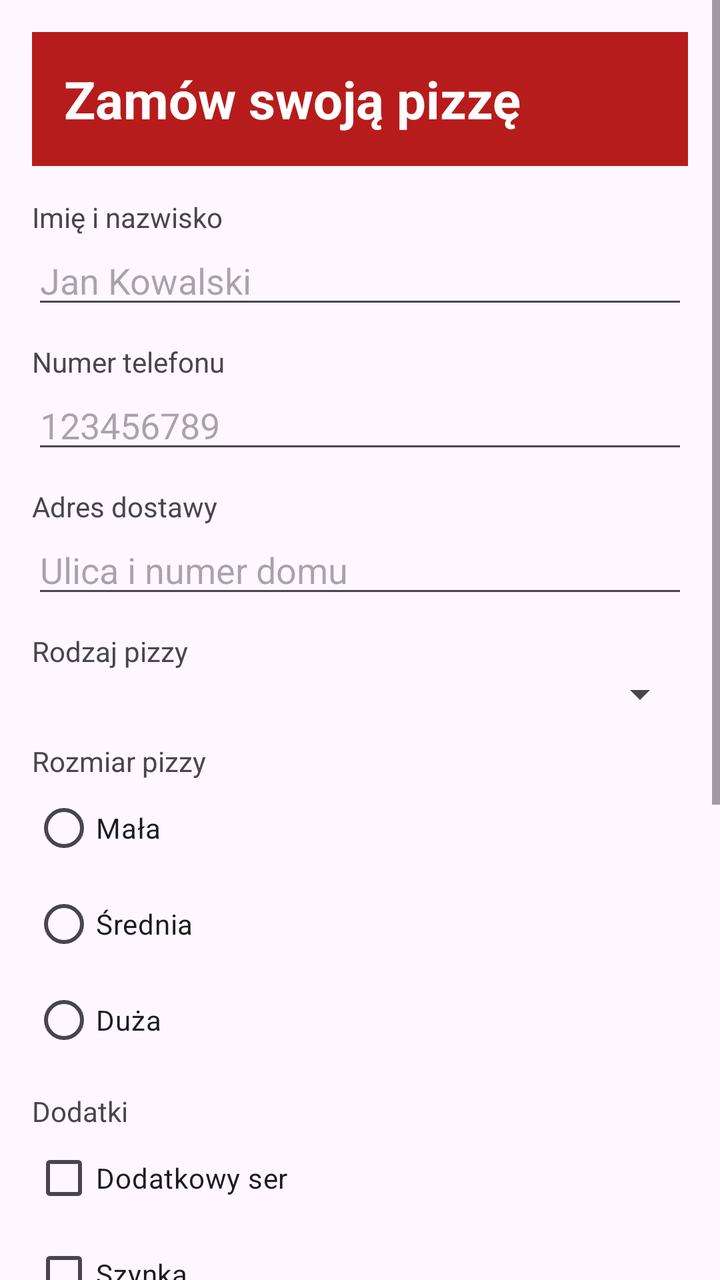
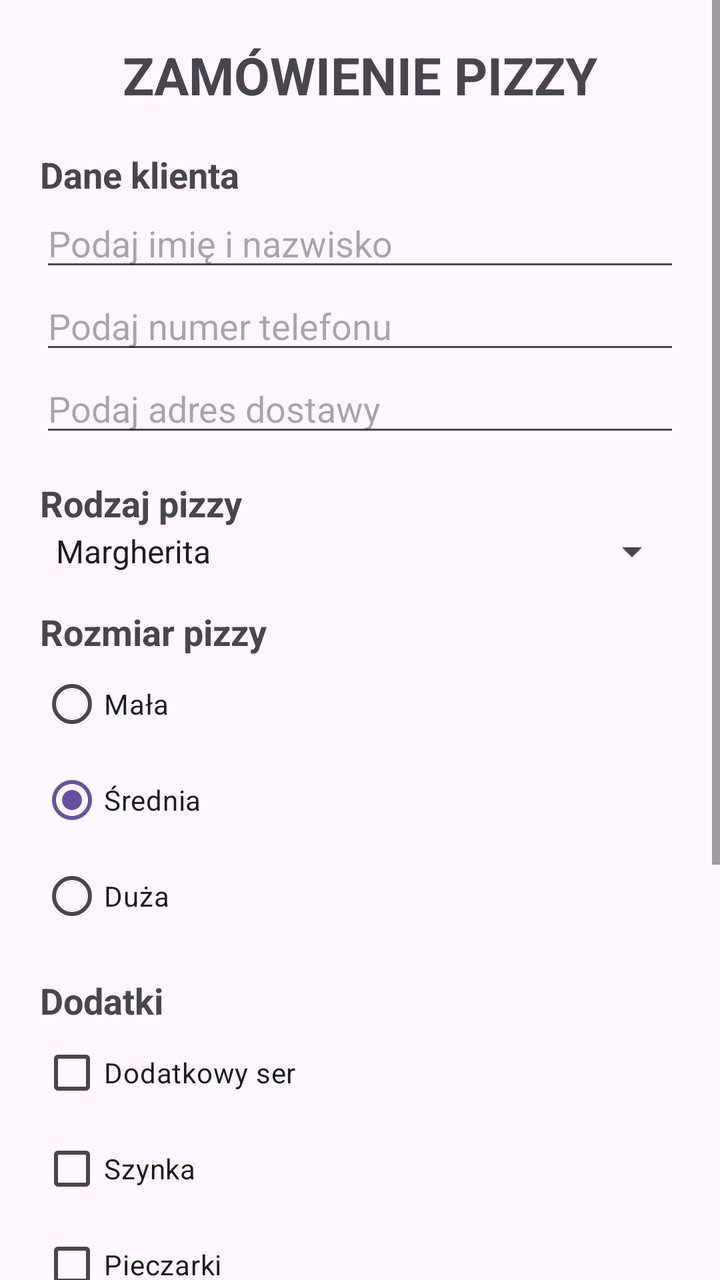

Screens rendered from an Android XML layout before and after an edit, with the pre-edit source and the edit as a unified diff.
<!-- AndroidManifest.xml: application theme Theme.PizzaZad2 -->
<!-- res/layout/activity_main.xml -->
<?xml version="1.0" encoding="utf-8"?>
<ScrollView xmlns:android="http://schemas.android.com/apk/res/android"
    xmlns:tools="http://schemas.android.com/tools"
    android:id="@+id/main"
    android:layout_width="match_parent"
    android:layout_height="match_parent"
    android:fillViewport="true"
    tools:context=".MainActivity">

    <LinearLayout
        android:layout_width="match_parent"
        android:layout_height="wrap_content"
        android:orientation="vertical"
        android:padding="16dp">

        <TextView
            android:layout_width="match_parent"
            android:layout_height="wrap_content"
            android:background="#B71C1C"
            android:padding="16dp"
            android:text="@string/title"
            android:textColor="#FFFFFF"
            android:textSize="26sp"
            android:textStyle="bold" />

        <TextView
            android:layout_width="wrap_content"
            android:layout_height="wrap_content"
            android:layout_marginTop="16dp"
            android:text="@string/label_name" />

        <EditText
            android:id="@+id/etName"
            android:layout_width="match_parent"
            android:layout_height="wrap_content"
            android:hint="@string/hint_name"
            android:inputType="textPersonName"
            android:maxLines="1" />

        <TextView
            android:layout_width="wrap_content"
            android:layout_height="wrap_content"
            android:layout_marginTop="12dp"
            android:text="@string/label_phone" />

        <EditText
            android:id="@+id/etPhone"
            android:layout_width="match_parent"
            android:layout_height="wrap_content"
            android:hint="@string/hint_phone"
            android:inputType="phone"
            android:maxLines="1" />

        <TextView
            android:layout_width="wrap_content"
            android:layout_height="wrap_content"
            android:layout_marginTop="12dp"
            android:text="@string/label_address" />

        <EditText
            android:id="@+id/etAddress"
            android:layout_width="match_parent"
            android:layout_height="wrap_content"
            android:hint="@string/hint_address"
            android:inputType="textPostalAddress"
            android:maxLines="2" />

        <TextView
            android:layout_width="wrap_content"
            android:layout_height="wrap_content"
            android:layout_marginTop="12dp"
            android:text="@string/label_pizza" />

        <Spinner
            android:id="@+id/spPizza"
            android:layout_width="match_parent"
            android:layout_height="wrap_content" />

        <TextView
            android:layout_width="wrap_content"
            android:layout_height="wrap_content"
            android:layout_marginTop="12dp"
            android:text="@string/label_size" />

        <RadioGroup
            android:id="@+id/rgSize"
            android:layout_width="match_parent"
            android:layout_height="wrap_content"
            android:orientation="vertical">

            <RadioButton
                android:id="@+id/rbSmall"
                android:layout_width="wrap_content"
                android:layout_height="wrap_content"
                android:text="@string/size_small" />

            <RadioButton
                android:id="@+id/rbMedium"
                android:layout_width="wrap_content"
                android:layout_height="wrap_content"
                android:text="@string/size_medium" />

            <RadioButton
                android:id="@+id/rbLarge"
                android:layout_width="wrap_content"
                android:layout_height="wrap_content"
                android:text="@string/size_large" />
        </RadioGroup>

        <TextView
            android:layout_width="wrap_content"
            android:layout_height="wrap_content"
            android:layout_marginTop="12dp"
            android:text="@string/label_addons" />

        <CheckBox
            android:id="@+id/cbCheese"
            android:layout_width="wrap_content"
            android:layout_height="wrap_content"
            android:text="@string/addon_cheese" />

        <CheckBox
            android:id="@+id/cbHam"
            android:layout_width="wrap_content"
            android:layout_height="wrap_content"
            android:text="@string/addon_ham" />

        <CheckBox
            android:id="@+id/cbMushrooms"
            android:layout_width="wrap_content"
            android:layout_height="wrap_content"
            android:text="@string/addon_mushrooms" />

        <CheckBox
            android:id="@+id/cbPepper"
            android:layout_width="wrap_content"
            android:layout_height="wrap_content"
            android:text="@string/addon_pepper" />

        <TextView
            android:layout_width="wrap_content"
            android:layout_height="wrap_content"
            android:layout_marginTop="12dp"
            android:text="@string/label_quantity" />

        <TextView
            android:id="@+id/tvQuantity"
            android:layout_width="wrap_content"
            android:layout_height="wrap_content"
            android:text="@string/label_quantity_value"
            android:textStyle="bold" />

        <SeekBar
            android:id="@+id/sbQuantity"
            android:layout_width="match_parent"
            android:layout_height="wrap_content"
            android:max="9"
            android:progress="0" />

        <Switch
            android:id="@+id/swExpress"
            android:layout_width="match_parent"
            android:layout_height="wrap_content"
            android:text="@string/express_delivery" />

        <TextView
            android:id="@+id/tvExpressInfo"
            android:layout_width="match_parent"
            android:layout_height="wrap_content"
            android:text="@string/express_info"
            android:textColor="#B71C1C"
            android:visibility="gone" />

        <CheckBox
            android:id="@+id/cbTerms"
            android:layout_width="wrap_content"
            android:layout_height="wrap_content"
            android:text="@string/terms" />

        <Button
            android:id="@+id/btnOrder"
            android:layout_width="match_parent"
            android:layout_height="wrap_content"
            android:layout_marginTop="16dp"
            android:enabled="false"
            android:text="@string/order_button" />

        <TextView
            android:id="@+id/tvSummary"
            android:layout_width="match_parent"
            android:layout_height="wrap_content"
            android:layout_marginTop="16dp"
            android:textSize="16sp" />

    </LinearLayout>
</ScrollView>
<!-- resources referenced by this layout -->
<resources>
  <string name="addon_cheese">Dodatkowy ser</string>
  <string name="addon_ham">Szynka</string>
  <string name="addon_mushrooms">Pieczarki</string>
  <string name="addon_pepper">Papryka</string>
  <string name="express_delivery">Dostawa ekspresowa</string>
  <string name="express_info">Dostawa ekspresowa: dodatkowa opłata 10 zł.</string>
  <string name="hint_address">Ulica i numer domu</string>
  <string name="hint_name">Jan Kowalski</string>
  <string name="hint_phone">123456789</string>
  <string name="label_addons">Dodatki</string>
  <string name="label_address">Adres dostawy</string>
  <string name="label_name">Imię i nazwisko</string>
  <string name="label_phone">Numer telefonu</string>
  <string name="label_pizza">Rodzaj pizzy</string>
  <string name="label_quantity">Ilość pizz</string>
  <string name="label_quantity_value">1</string>
  <string name="label_size">Rozmiar pizzy</string>
  <string name="order_button">ZŁÓŻ ZAMÓWIENIE</string>
  <string name="size_large">Duża</string>
  <string name="size_medium">Średnia</string>
  <string name="size_small">Mała</string>
  <string name="terms">Zgadzam się na przetwarzanie danych</string>
  <string name="title">Zamów swoją pizzę</string>
  <style name="Theme.PizzaZad2" parent="Base.Theme.PizzaZad2" />
  <style name="Base.Theme.PizzaZad2" parent="Theme.Material3.DayNight.NoActionBar">
          
          
      </style>
</resources>

<!-- the commit's change to res/layout/activity_main.xml (unified diff, before → after) -->
@@ -1,196 +1,182 @@
 <?xml version="1.0" encoding="utf-8"?>
 <ScrollView xmlns:android="http://schemas.android.com/apk/res/android"
-    xmlns:tools="http://schemas.android.com/tools"
-    android:id="@+id/main"
     android:layout_width="match_parent"
     android:layout_height="match_parent"
-    android:fillViewport="true"
-    tools:context=".MainActivity">
+    android:fillViewport="true">
 
     <LinearLayout
+        android:id="@+id/mainLayout"
         android:layout_width="match_parent"
         android:layout_height="wrap_content"
         android:orientation="vertical"
-        android:padding="16dp">
+        android:padding="20dp">
 
         <TextView
             android:layout_width="match_parent"
             android:layout_height="wrap_content"
-            android:background="#B71C1C"
-            android:padding="16dp"
-            android:text="@string/title"
-            android:textColor="#FFFFFF"
+            android:text="ZAMÓWIENIE PIZZY"
             android:textSize="26sp"
-            android:textStyle="bold" />
+            android:textStyle="bold"
+            android:gravity="center"
+            android:layout_marginBottom="20dp" />
 
         <TextView
             android:layout_width="wrap_content"
             android:layout_height="wrap_content"
-            android:layout_marginTop="16dp"
-            android:text="@string/label_name" />
+            android:text="Dane klienta"
+            android:textStyle="bold"
+            android:textSize="18sp" />
 
         <EditText
-            android:id="@+id/etName"
+            android:id="@+id/editName"
             android:layout_width="match_parent"
             android:layout_height="wrap_content"
-            android:hint="@string/hint_name"
-            android:inputType="textPersonName"
-            android:maxLines="1" />
+            android:hint="@string/name_hint"
+            android:inputType="textPersonName" />
+
+        <EditText
+            android:id="@+id/editPhone"
+            android:layout_width="match_parent"
+            android:layout_height="wrap_content"
+            android:hint="@string/phone_hint"
+            android:inputType="phone" />
+
+        <EditText
+            android:id="@+id/editAddress"
+            android:layout_width="match_parent"
+            android:layout_height="wrap_content"
+            android:hint="@string/address_hint"
+            android:inputType="textPostalAddress" />
 
         <TextView
             android:layout_width="wrap_content"
             android:layout_height="wrap_content"
-            android:layout_marginTop="12dp"
-            android:text="@string/label_phone" />
+            android:text="Rodzaj pizzy"
+            android:textStyle="bold"
+            android:textSize="18sp"
+            android:layout_marginTop="16dp" />
 
-        <EditText
-            android:id="@+id/etPhone"
+        <Spinner
+            android:id="@+id/spinnerPizza"
             android:layout_width="match_parent"
             android:layout_height="wrap_content"
-            android:hint="@string/hint_phone"
-            android:inputType="phone"
-            android:maxLines="1" />
+            android:entries="@array/pizza_types" />
 
         <TextView
             android:layout_width="wrap_content"
             android:layout_height="wrap_content"
-            android:layout_marginTop="12dp"
-            android:text="@string/label_address" />
-
-        <EditText
-            android:id="@+id/etAddress"
-            android:layout_width="match_parent"
-            android:layout_height="wrap_content"
-            android:hint="@string/hint_address"
-            android:inputType="textPostalAddress"
-            android:maxLines="2" />
-
-        <TextView
-            android:layout_width="wrap_content"
-            android:layout_height="wrap_content"
-            android:layout_marginTop="12dp"
-            android:text="@string/label_pizza" />
-
-        <Spinner
-            android:id="@+id/spPizza"
-            android:layout_width="match_parent"
-            android:layout_height="wrap_content" />
-
-        <TextView
-            android:layout_width="wrap_content"
-            android:layout_height="wrap_content"
-            android:layout_marginTop="12dp"
-            android:text="@string/label_size" />
+            android:text="Rozmiar pizzy"
+            android:textStyle="bold"
+            android:textSize="18sp"
+            android:layout_marginTop="16dp" />
 
         <RadioGroup
-            android:id="@+id/rgSize"
+            android:id="@+id/radioSize"
             android:layout_width="match_parent"
             android:layout_height="wrap_content"
             android:orientation="vertical">
 
             <RadioButton
-                android:id="@+id/rbSmall"
+                android:id="@+id/radioSmall"
                 android:layout_width="wrap_content"
                 android:layout_height="wrap_content"
-                android:text="@string/size_small" />
+                android:text="Mała" />
 
             <RadioButton
-                android:id="@+id/rbMedium"
+                android:id="@+id/radioMedium"
                 android:layout_width="wrap_content"
                 android:layout_height="wrap_content"
-                android:text="@string/size_medium" />
+                android:text="Średnia"
+                android:checked="true" />
 
             <RadioButton
-                android:id="@+id/rbLarge"
+                android:id="@+id/radioLarge"
                 android:layout_width="wrap_content"
                 android:layout_height="wrap_content"
-                android:text="@string/size_large" />
+                android:text="Duża" />
+
         </RadioGroup>
 
         <TextView
             android:layout_width="wrap_content"
             android:layout_height="wrap_content"
-            android:layout_marginTop="12dp"
-            android:text="@string/label_addons" />
+            android:text="Dodatki"
+            android:textStyle="bold"
+            android:textSize="18sp"
+            android:layout_marginTop="16dp" />
 
         <CheckBox
-            android:id="@+id/cbCheese"
+            android:id="@+id/checkCheese"
             android:layout_width="wrap_content"
             android:layout_height="wrap_content"
-            android:text="@string/addon_cheese" />
+            android:text="Dodatkowy ser" />
 
         <CheckBox
-            android:id="@+id/cbHam"
+            android:id="@+id/checkHam"
             android:layout_width="wrap_content"
             android:layout_height="wrap_content"
-            android:text="@string/addon_ham" />
+            android:text="Szynka" />
 
         <CheckBox
-            android:id="@+id/cbMushrooms"
+            android:id="@+id/checkMushrooms"
             android:layout_width="wrap_content"
             android:layout_height="wrap_content"
-            android:text="@string/addon_mushrooms" />
+            android:text="Pieczarki" />
 
         <CheckBox
-            android:id="@+id/cbPepper"
+            android:id="@+id/checkOlives"
             android:layout_width="wrap_content"
             android:layout_height="wrap_content"
-            android:text="@string/addon_pepper" />
+            android:text="Oliwki" />
 
         <TextView
             android:layout_width="wrap_content"
             android:layout_height="wrap_content"
-            android:layout_marginTop="12dp"
-            android:text="@string/label_quantity" />
-
-        <TextView
-            android:id="@+id/tvQuantity"
-            android:layout_width="wrap_content"
-            android:layout_height="wrap_content"
-            android:text="@string/label_quantity_value"
-            android:textStyle="bold" />
+            android:text="Ilość pizz"
+            android:textStyle="bold"
+            android:textSize="18sp"
+            android:layout_marginTop="16dp" />
 
         <SeekBar
-            android:id="@+id/sbQuantity"
+            android:id="@+id/seekQuantity"
             android:layout_width="match_parent"
             android:layout_height="wrap_content"
             android:max="9"
             android:progress="0" />
 
+        <TextView
+            android:id="@+id/textQuantity"
+            android:layout_width="wrap_content"
+            android:layout_height="wrap_content"
+            android:text="Ilość: 1"
+            android:textSize="16sp" />
+
         <Switch
-            android:id="@+id/swExpress"
+            android:id="@+id/switchExpress"
             android:layout_width="match_parent"
             android:layout_height="wrap_content"
-            android:text="@string/express_delivery" />
+            android:text="Dostawa ekspresowa" />
 
         <TextView
-            android:id="@+id/tvExpressInfo"
+            android:id="@+id/textExpressInfo"
             android:layout_width="match_parent"
             android:layout_height="wrap_content"
-            android:text="@string/express_info"
-            android:textColor="#B71C1C"
+            android:text="Dostawa ekspresowa wiąże się z dodatkową opłatą."
             android:visibility="gone" />
 
         <CheckBox
-            android:id="@+id/cbTerms"
-            android:layout_width="wrap_content"
+            android:id="@+id/checkAgreement"
+            android:layout_width="match_parent"
             android:layout_height="wrap_content"
-            android:text="@string/terms" />
+            android:text="Akceptuję warunki zamówienia" />
 
         <Button
-            android:id="@+id/btnOrder"
+            android:id="@+id/buttonOrder"
             android:layout_width="match_parent"
             android:layout_height="wrap_content"
-            android:layout_marginTop="16dp"
-            android:enabled="false"
-            android:text="@string/order_button" />
-
-        <TextView
-            android:id="@+id/tvSummary"
-            android:layout_width="match_parent"
-            android:layout_height="wrap_content"
-            android:layout_marginTop="16dp"
-            android:textSize="16sp" />
+            android:text="Zamawiam"
+            android:layout_marginTop="20dp" />
 
     </LinearLayout>
+
 </ScrollView>
<!-- resource entries referenced after the edit -->
@@ -1,28 +1,15 @@
 <!-- resources referenced by this layout -->
 <resources>
-  <string name="addon_cheese">Dodatkowy ser</string>
-  <string name="addon_ham">Szynka</string>
-  <string name="addon_mushrooms">Pieczarki</string>
-  <string name="addon_pepper">Papryka</string>
-  <string name="express_delivery">Dostawa ekspresowa</string>
-  <string name="express_info">Dostawa ekspresowa: dodatkowa opłata 10 zł.</string>
-  <string name="hint_address">Ulica i numer domu</string>
-  <string name="hint_name">Jan Kowalski</string>
-  <string name="hint_phone">123456789</string>
-  <string name="label_addons">Dodatki</string>
-  <string name="label_address">Adres dostawy</string>
-  <string name="label_name">Imię i nazwisko</string>
-  <string name="label_phone">Numer telefonu</string>
-  <string name="label_pizza">Rodzaj pizzy</string>
-  <string name="label_quantity">Ilość pizz</string>
-  <string name="label_quantity_value">1</string>
-  <string name="label_size">Rozmiar pizzy</string>
-  <string name="order_button">ZŁÓŻ ZAMÓWIENIE</string>
-  <string name="size_large">Duża</string>
-  <string name="size_medium">Średnia</string>
-  <string name="size_small">Mała</string>
-  <string name="terms">Zgadzam się na przetwarzanie danych</string>
-  <string name="title">Zamów swoją pizzę</string>
+  <string-array name="pizza_types">
+          <item>Margherita</item>
+          <item>Capricciosa</item>
+          <item>Pepperoni</item>
+          <item>Hawajska</item>
+          <item>Wegetariańska</item>
+      </string-array>
+  <string name="address_hint">Podaj adres dostawy</string>
+  <string name="name_hint">Podaj imię i nazwisko</string>
+  <string name="phone_hint">Podaj numer telefonu</string>
   <style name="Theme.PizzaZad2" parent="Base.Theme.PizzaZad2" />
   <style name="Base.Theme.PizzaZad2" parent="Theme.Material3.DayNight.NoActionBar">
           
